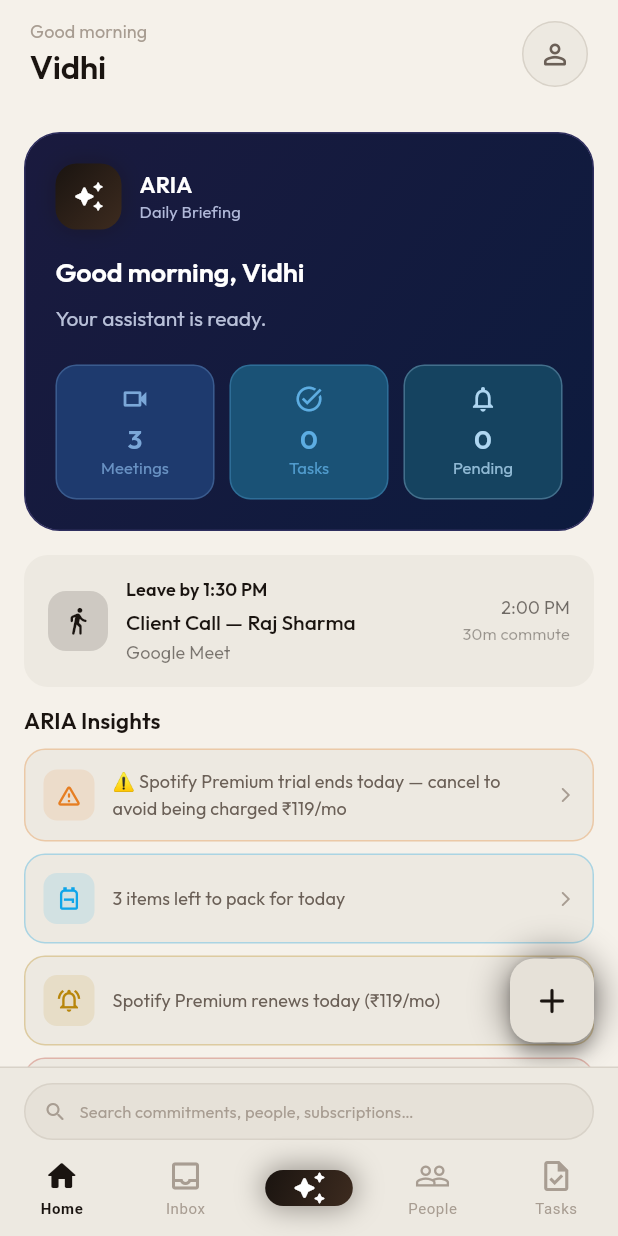
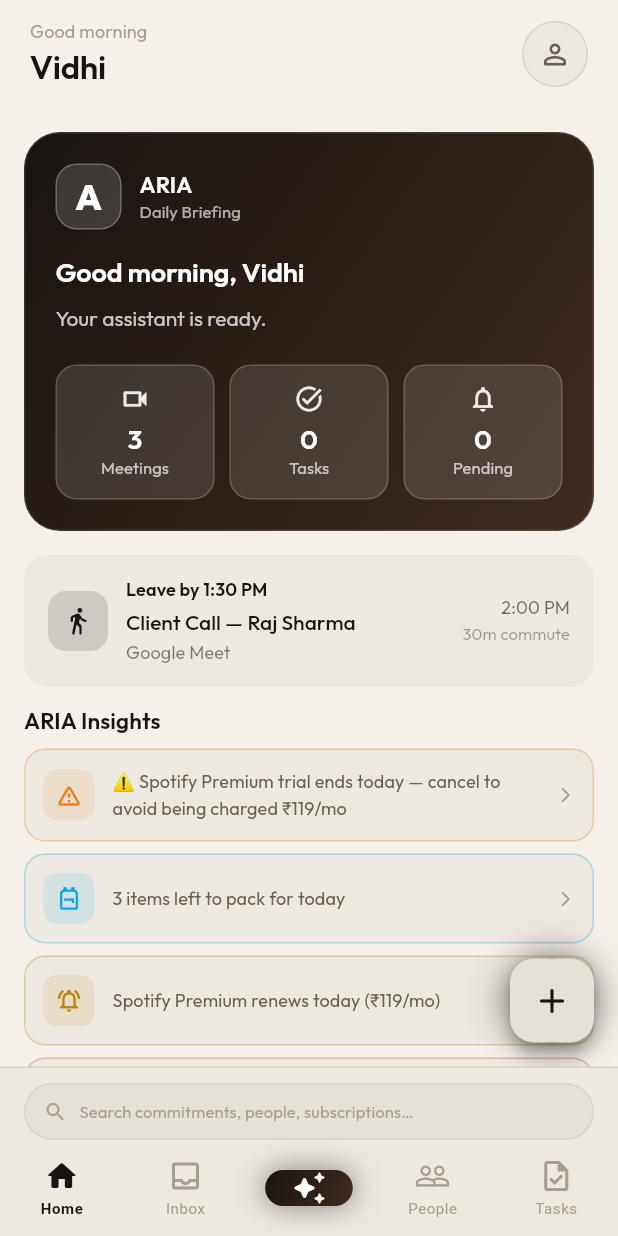
Before and after one commit to vidhihirenbhandari/ARIA, a Flutter app: the DashboardScreen screen opened by its route, on a phone screen of 412 x 824 dp. Run offline on Flutter 3.47's test engine with Material 3 defaults, Android fonts, the phone set to English and light mode, and no system bars; our stand-ins replace dio, flutter_local_notifications, flutter_riverpod, flutter_tts, go_router, google_fonts and 3 more; accounts and stored records are empty; network calls fail.

Commit message:
feat: daily briefing card adapts to active theme
- Card gradient now uses each AriaColorScheme's accent/accentSecondary
  instead of the hardcoded dark-blue palette
- Stat pills use white-on-transparent so they look clean on any theme
- Replace sparkles icon (Icons.auto_awesome_rounded) with styled bold
  'A' letter — the ARIA logo initial — in a frosted white container

Co-Authored-By: Claude Sonnet 4.6 <noreply@anthropic.com>
Claude-Session: https://claude.ai/code/session_01RFN1s99MGXv3D83ccWJSy8

```diff
--- a/mobile/lib/features/dashboard/presentation/widgets/daily_briefing_card.dart
+++ b/mobile/lib/features/dashboard/presentation/widgets/daily_briefing_card.dart
@@ -1,8 +1,10 @@
 import 'package:flutter/material.dart';
-import '../../../../core/constants/app_colors.dart';
+import 'package:flutter_riverpod/flutter_riverpod.dart';
 import '../../../../core/constants/app_text_styles.dart';
+import '../../../../core/theme/aria_color_scheme.dart';
+import '../../../../shared/providers/theme_provider.dart';
 
-class DailyBriefingCard extends StatelessWidget {
+class DailyBriefingCard extends ConsumerWidget {
   final String assistantName;
   final String greeting;
   final String summary;
@@ -21,18 +23,24 @@ class DailyBriefingCard extends StatelessWidget {
   });
 
   @override
-  Widget build(BuildContext context) {
+  Widget build(BuildContext context, WidgetRef ref) {
+    final themeIndex = ref.watch(themeIndexProvider);
+    final scheme = AriaColorScheme.presets[themeIndex.clamp(0, AriaColorScheme.presets.length - 1)];
+
+    final cardGradient = LinearGradient(
+      colors: [scheme.accent, scheme.accentSecondary],
+      begin: Alignment.topLeft,
+      end: Alignment.bottomRight,
+    );
+    final borderColor = Colors.white.withOpacity(0.12);
+
     return Container(
       margin: const EdgeInsets.fromLTRB(16, 0, 16, 16),
       padding: const EdgeInsets.all(20),
       decoration: BoxDecoration(
-        gradient: const LinearGradient(
-          colors: [Color(0xFF1A1A3E), Color(0xFF0D1B3E)],
-          begin: Alignment.topLeft,
-          end: Alignment.bottomRight,
-        ),
+        gradient: cardGradient,
         borderRadius: BorderRadius.circular(24),
-        border: Border.all(color: const Color(0xFF2E2E5E)),
+        border: Border.all(color: borderColor),
       ),
       child: Column(
         crossAxisAlignment: CrossAxisAlignment.start,
@@ -43,16 +51,21 @@ class DailyBriefingCard extends StatelessWidget {
                 width: 44,
                 height: 44,
                 decoration: BoxDecoration(
-                  gradient: AppColors.accentGradient,
+                  color: Colors.white.withOpacity(0.15),
                   borderRadius: BorderRadius.circular(14),
-                  boxShadow: [
-                    BoxShadow(
-                      color: AppColors.accent.withOpacity(0.4),
-                      blurRadius: 12,
-                    ),
-                  ],
+                  border: Border.all(color: Colors.white.withOpacity(0.25)),
                 ),
-                child: const Icon(Icons.auto_awesome_rounded, color: Colors.white, size: 22),
+                alignment: Alignment.center,
+                child: const Text(
+                  'A',
+                  style: TextStyle(
+                    color: Colors.white,
+                    fontSize: 24,
+                    fontWeight: FontWeight.w800,
+                    letterSpacing: -1,
+                    height: 1,
+                  ),
+                ),
               ),
               const SizedBox(width: 12),
               Column(
@@ -62,7 +75,7 @@ class DailyBriefingCard extends StatelessWidget {
                       style: AppTextStyles.headlineSmall.copyWith(color: Colors.white)),
                   Text(
                     'Daily Briefing',
-                    style: AppTextStyles.caption.copyWith(color: const Color(0xFFB0B8D8)),
+                    style: AppTextStyles.caption.copyWith(color: Colors.white.withOpacity(0.65)),
                   ),
                 ],
               ),
@@ -74,19 +87,16 @@ class DailyBriefingCard extends StatelessWidget {
           const SizedBox(height: 8),
           Text(
             summary,
-            style: AppTextStyles.bodyMedium.copyWith(color: const Color(0xFFB8C0D8)),
+            style: AppTextStyles.bodyMedium.copyWith(color: Colors.white.withOpacity(0.75)),
           ),
           const SizedBox(height: 20),
           Row(
             children: [
-              _buildStat(Icons.videocam_outlined, '$meetingsCount', 'Meetings',
-                  const Color(0xFF1E3A6E), const Color(0xFF7BA7D8), Icons.videocam_outlined),
+              _buildStat(Icons.videocam_outlined, '$meetingsCount', 'Meetings'),
               const SizedBox(width: 10),
-              _buildStat(Icons.task_alt_outlined, '$tasksCount', 'Tasks',
-                  const Color(0xFF1A5276), const Color(0xFF5DADE2), Icons.task_alt_outlined),
+              _buildStat(Icons.task_alt_outlined, '$tasksCount', 'Tasks'),
               const SizedBox(width: 10),
-              _buildStat(Icons.notifications_outlined, '$pendingCount', 'Pending',
-                  const Color(0xFF154360), const Color(0xFFAED6F1), Icons.notifications_outlined),
+              _buildStat(Icons.notifications_outlined, '$pendingCount', 'Pending'),
             ],
           ),
         ],
@@ -94,25 +104,25 @@ class DailyBriefingCard extends StatelessWidget {
     );
   }
 
-  Widget _buildStat(IconData icon, String value, String label, Color bgColor, Color fgColor, IconData _) {
+  Widget _buildStat(IconData icon, String value, String label) {
     return Expanded(
       child: Container(
         padding: const EdgeInsets.symmetric(vertical: 12, horizontal: 8),
         decoration: BoxDecoration(
-          color: bgColor,
+          color: Colors.white.withOpacity(0.12),
           borderRadius: BorderRadius.circular(14),
-          border: Border.all(color: fgColor.withOpacity(0.3)),
+          border: Border.all(color: Colors.white.withOpacity(0.18)),
         ),
         child: Column(
           children: [
-            Icon(icon, color: fgColor, size: 20),
+            Icon(icon, color: Colors.white.withOpacity(0.9), size: 20),
             const SizedBox(height: 4),
             Text(
               value,
-              style: AppTextStyles.headlineMedium.copyWith(color: fgColor),
+              style: AppTextStyles.headlineMedium.copyWith(color: Colors.white),
             ),
             Text(label,
-                style: AppTextStyles.caption.copyWith(color: fgColor.withOpacity(0.8))),
+                style: AppTextStyles.caption.copyWith(color: Colors.white.withOpacity(0.7))),
           ],
         ),
       ),
```
